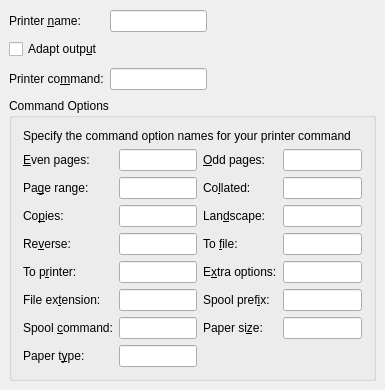
Above: src/frontends/qt4/ui/PrefPrinterUi.ui from cburschka/lyx before the change. Below: the same form after it.
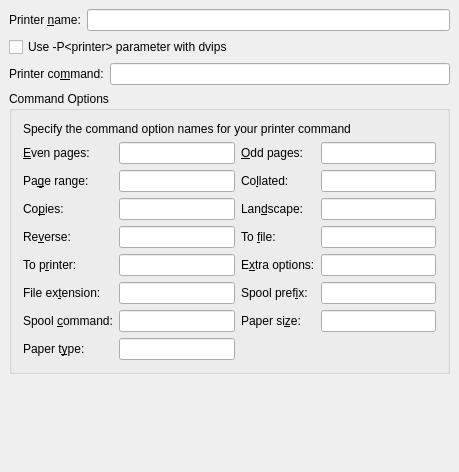
That is the form after the change.

Commit message: Fix bug 3800: Relabel old Adapt Output button and fix resulting problem with spacing.

Diff of the .ui file:
```diff
--- a/src/frontends/qt4/ui/PrefPrinterUi.ui
+++ b/src/frontends/qt4/ui/PrefPrinterUi.ui
@@ -8,8 +8,8 @@
    <rect>
     <x>0</x>
     <y>0</y>
-    <width>385</width>
-    <height>386</height>
+    <width>459</width>
+    <height>472</height>
    </rect>
   </property>
   <property name="windowTitle" >
@@ -22,43 +22,46 @@
    <property name="spacing" >
     <number>6</number>
    </property>
-   <item rowspan="3" row="0" column="2" >
+   <item row="1" column="1" >
     <spacer>
      <property name="orientation" >
       <enum>Qt::Horizontal</enum>
      </property>
-     <property name="sizeType" >
-      <enum>QSizePolicy::Expanding</enum>
-     </property>
      <property name="sizeHint" >
       <size>
-       <width>184</width>
-       <height>83</height>
+       <width>40</width>
+       <height>20</height>
       </size>
      </property>
     </spacer>
    </item>
-   <item row="2" column="1" >
-    <widget class="QLineEdit" name="printerCommandED" />
-   </item>
-   <item row="0" column="1" >
-    <widget class="QLineEdit" name="printerNameED" >
-     <property name="toolTip" >
-      <string>Name of the default printer</string>
-     </property>
-    </widget>
-   </item>
    <item row="1" column="0" >
     <widget class="QCheckBox" name="printerAdaptCB" >
      <property name="toolTip" >
       <string>Use printer name explicitely</string>
      </property>
      <property name="text" >
-      <string>Adapt outp&amp;ut</string>
+      <string>Use -P&lt;printer> parameter with dvips</string>
      </property>
     </widget>
    </item>
-   <item row="3" column="0" colspan="3" >
+   <item row="4" column="1" >
+    <spacer>
+     <property name="orientation" >
+      <enum>Qt::Vertical</enum>
+     </property>
+     <property name="sizeType" >
+      <enum>QSizePolicy::Expanding</enum>
+     </property>
+     <property name="sizeHint" >
+      <size>
+       <width>20</width>
+       <height>20</height>
+      </size>
+     </property>
+    </spacer>
+   </item>
+   <item row="3" column="0" colspan="2" >
     <widget class="QGroupBox" name="GroupBox1" >
      <property name="title" >
       <string>Command Options</string>
@@ -275,41 +278,55 @@
      </layout>
     </widget>
    </item>
-   <item row="4" column="1" >
-    <spacer>
-     <property name="orientation" >
-      <enum>Qt::Vertical</enum>
+   <item row="0" column="0" colspan="2" >
+    <layout class="QHBoxLayout" >
+     <property name="margin" >
+      <number>0</number>
      </property>
-     <property name="sizeType" >
-      <enum>QSizePolicy::Expanding</enum>
+     <property name="spacing" >
+      <number>6</number>
      </property>
-     <property name="sizeHint" >
-      <size>
-       <width>20</width>
-       <height>20</height>
-      </size>
-     </property>
-    </spacer>
+     <item>
+      <widget class="QLabel" name="printerNameLA" >
+       <property name="text" >
+        <string>Printer &amp;name:</string>
+       </property>
+       <property name="buddy" >
+        <cstring>printerNameED</cstring>
+       </property>
+      </widget>
+     </item>
+     <item>
+      <widget class="QLineEdit" name="printerNameED" >
+       <property name="toolTip" >
+        <string>Name of the default printer</string>
+       </property>
+      </widget>
+     </item>
+    </layout>
    </item>
-   <item row="2" column="0" >
-    <widget class="QLabel" name="printerCommandLA" >
-     <property name="text" >
-      <string>Printer co&amp;mmand:</string>
+   <item row="2" column="0" colspan="2" >
+    <layout class="QHBoxLayout" >
+     <property name="margin" >
+      <number>0</number>
      </property>
-     <property name="buddy" >
-      <cstring>printerCommandED</cstring>
+     <property name="spacing" >
+      <number>6</number>
      </property>
-    </widget>
-   </item>
-   <item row="0" column="0" >
-    <widget class="QLabel" name="printerNameLA" >
-     <property name="text" >
-      <string>Printer &amp;name:</string>
-     </property>
-     <property name="buddy" >
-      <cstring>printerNameED</cstring>
-     </property>
-    </widget>
+     <item>
+      <widget class="QLabel" name="printerCommandLA" >
+       <property name="text" >
+        <string>Printer co&amp;mmand:</string>
+       </property>
+       <property name="buddy" >
+        <cstring>printerCommandED</cstring>
+       </property>
+      </widget>
+     </item>
+     <item>
+      <widget class="QLineEdit" name="printerCommandED" />
+     </item>
+    </layout>
    </item>
   </layout>
  </widget>
```
Left out of the diff: 12 changed lines with no effect on the pictures.
